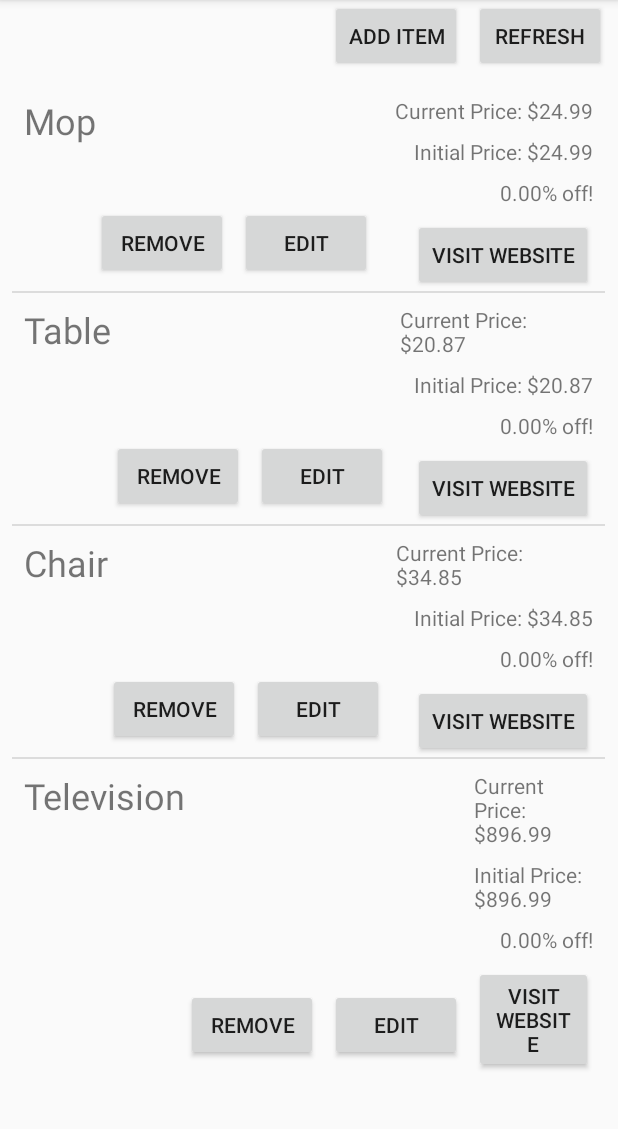
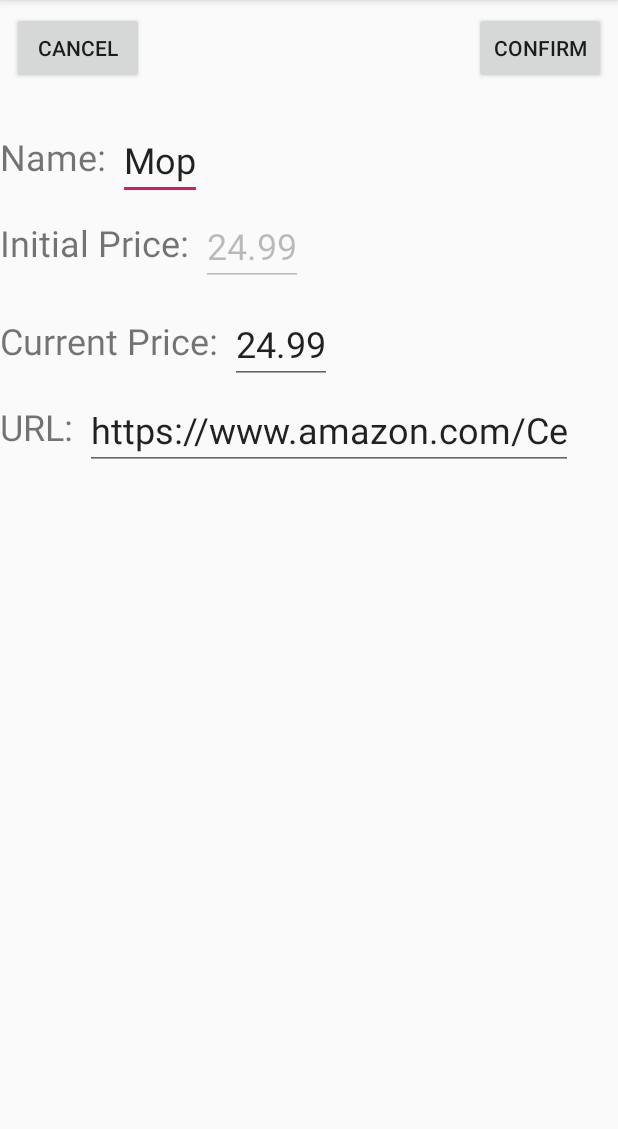
Before and after one commit to isaigonz48/MyPriceWatcher, an Android app: the MainActivity screen opened directly, with no data from a screen before it, after a tap on "EDIT", on a phone screen of 412 x 824 dp, the part 84-1213 px from its top. Run offline under Robolectric (Android 15) with nearby library versions, the phone set to English and light mode, and no system bars; 2 other taps on this screen came first.

Commit message:
Editing and adding items is complete

```diff
--- a/app/src/main/AndroidManifest.xml
+++ b/app/src/main/AndroidManifest.xml
@@ -9,7 +9,7 @@
         android:roundIcon="@mipmap/ic_launcher_round"
         android:supportsRtl="true"
         android:theme="@style/AppTheme">
-        <activity android:name=".addEditItemActivity"></activity>
+
         <activity android:name=".MainActivity">
             <intent-filter>
                 <action android:name="android.intent.action.MAIN" />
@@ -24,6 +24,7 @@
             </intent-filter>
         </activity>
         <activity android:name=".DetailedItemActivity" />
+        <activity android:name=".addEditItemActivity"/>
     </application>
 
 </manifest>
--- a/app/src/main/java/edu/utep/cs/cs4330/mypricewatcher/DetailedItemActivity.java
+++ b/app/src/main/java/edu/utep/cs/cs4330/mypricewatcher/DetailedItemActivity.java
@@ -54,7 +54,7 @@ public class DetailedItemActivity extends AppCompatActivity {
         });
         removeButton.setOnClickListener(view ->{
             Intent result = new Intent();
-            result.setData(Uri.parse("ITEM_DELETED"));
+            result.setData(Uri.parse("LIST_CHANGE"));
             setResult(RESULT_OK, result);
             list.remove(item);
             finish();
--- a/app/src/main/java/edu/utep/cs/cs4330/mypricewatcher/MainActivity.java
+++ b/app/src/main/java/edu/utep/cs/cs4330/mypricewatcher/MainActivity.java
@@ -76,8 +76,12 @@ public class MainActivity extends AppCompatActivity {
 
 
             Button editButton = itemView.findViewById(R.id.editButton);
-                editButton.setOnClickListener(view ->{
+            editButton.setOnClickListener(view ->{
+                Intent i = new Intent(this.context, addEditItemActivity.class);
+                i.putExtra("adding", false);
+                i.putExtra("itemPosition", position);
 
+                startActivityForResult(i, 1);
             });
 
             Button removeButton = itemView.findViewById(R.id.removeButton);
@@ -103,7 +107,7 @@ public class MainActivity extends AppCompatActivity {
         if(requestCode == 1 && resultCode == RESULT_OK){
             String resultString = result.getData().toString();
 
-            if(resultString.equals("ITEM_DELETED")){
+            if(resultString.equals("LIST_CHANGE")){
                 itemAdapter.notifyDataSetChanged();
             }
         }
@@ -157,18 +161,21 @@ public class MainActivity extends AppCompatActivity {
         addButton.setOnClickListener(view -> {
             Intent i = new Intent(this, addEditItemActivity.class);
             i.putExtra("adding", true);
-            startActivity(i);
+            startActivityForResult(i,1);
         });
 
         ///// Gets the url that was shared and sets it as new url
-        /*String action = getIntent().getAction();
+        String action = getIntent().getAction();
         String type = getIntent().getType();
         if (Intent.ACTION_SEND.equalsIgnoreCase(action)
                 && type != null && ("text/plain".equals(type))){
             String url = getIntent().getStringExtra(Intent.EXTRA_TEXT);
-            //item1.setURL(url);
+            Intent i = new Intent(this, addEditItemActivity.class);
+            i.putExtra("sharedUrl", url);
+            i.putExtra("adding", true);
+            startActivityForResult(i, 1);
 
-        }*/
+        }
 
     }
 }
--- a/app/src/main/java/edu/utep/cs/cs4330/mypricewatcher/addEditItemActivity.java
+++ b/app/src/main/java/edu/utep/cs/cs4330/mypricewatcher/addEditItemActivity.java
@@ -1,8 +1,11 @@
 package edu.utep.cs.cs4330.mypricewatcher;
 
 import android.content.Intent;
+import android.net.Uri;
 import android.support.v7.app.AppCompatActivity;
 import android.os.Bundle;
+import android.text.Editable;
+import android.text.TextWatcher;
 import android.widget.Button;
 import android.widget.EditText;
 
@@ -15,6 +18,10 @@ public class addEditItemActivity extends AppCompatActivity {
 
     Button cancelButton;
     Button confirmButton;
+
+    int pos;
+    Item editItem;
+    ItemList list;
 
     @Override
     protected void onCreate(Bundle savedInstanceState) {
@@ -29,18 +36,49 @@ public class addEditItemActivity extends AppCompatActivity {
         curPrice = findViewById(R.id.curPrice);
         itemUrl = findViewById(R.id.itemUrl);
 
-        int pos;
-        Item item;
+        list = ItemList.getInstance();
+
         if(adding == false){
             pos = i.getIntExtra("itemPosition", 0);
-            ItemList list = ItemList.getInstance();
-            item = list.get(pos);
+            editItem = list.get(pos);
 
-            itemName.setText(item.getName());
-            initPrice.setText(String.format("%.02f", item.getInitPrice()));
-            curPrice.setText(String.format("%.02f", item.getCurPrice()));
-            itemUrl.setText(item.getUrl());
+            itemName.setText(editItem.getName());
+            initPrice.setText(String.format("%.02f", editItem.getInitPrice()));
+            curPrice.setText(String.format("%.02f", editItem.getCurPrice()));
+            itemUrl.setText(editItem.getUrl());
+
+            initPrice.setEnabled(false);
+        }else{
+            if(i.getStringExtra("sharedUrl") != null){
+                String sharedUrl = i.getStringExtra("sharedUrl");
+                itemUrl.setText(sharedUrl);
+            }
         }
+
+        /*String action = getIntent().getAction();
+        String type = getIntent().getType();
+        if (Intent.ACTION_SEND.equalsIgnoreCase(action)
+                && type != null && ("text/plain".equals(type))){
+            String url = getIntent().getStringExtra(Intent.EXTRA_TEXT);
+            itemUrl.setText(url);
+        }*/
+
+        initPrice.addTextChangedListener(new TextWatcher() {
+            @Override
+            public void beforeTextChanged(CharSequence s, int start, int count, int after) {
+
+            }
+
+            @Override
+            public void onTextChanged(CharSequence s, int start, int before, int count) {
+                curPrice.setText(initPrice.getText());
+            }
+
+            @Override
+            public void afterTextChanged(Editable s) {
+
+            }
+        });
 
         cancelButton = findViewById(R.id.cancelButton);
         confirmButton = findViewById(R.id.confirmButton);
@@ -48,5 +86,29 @@ public class addEditItemActivity extends AppCompatActivity {
         cancelButton.setOnClickListener(view ->{
             finish();
         });
+
+        confirmButton.setOnClickListener(view ->{
+            if(adding == true){
+                Item newItem = new Item(itemName.getText().toString(), Double.parseDouble(initPrice.getText().toString()), itemUrl.getText().toString());
+                newItem.setCurPrice(Double.parseDouble(curPrice.getText().toString()));
+                list.add(newItem);
+
+                Intent result = new Intent();
+                result.setData(Uri.parse("LIST_CHANGE"));
+                setResult(RESULT_OK, result);
+                finish();
+            }else{
+                //int pos = i.getIntExtra("itemPosition", 0);
+                //Item item = list.get(pos);
+                editItem.setName(itemName.getText().toString());
+                editItem.setCurPrice(Double.parseDouble(curPrice.getText().toString()));
+                editItem.setURL(itemUrl.getText().toString());
+
+                Intent result = new Intent();
+                result.setData(Uri.parse("LIST_CHANGE"));
+                setResult(RESULT_OK, result);
+                finish();
+            }
+        });
     }
 }
--- a/app/src/main/res/layout/activity_add_edit_item.xml
+++ b/app/src/main/res/layout/activity_add_edit_item.xml
@@ -11,10 +11,10 @@
         android:layout_width="wrap_content"
         android:layout_height="wrap_content"
         android:layout_marginStart="8dp"
-        android:layout_marginTop="8dp"
+        android:layout_marginTop="24dp"
         android:text="Name"
         android:textSize="24sp"
-        app:layout_constraintStart_toStartOf="parent"
+        app:layout_constraintStart_toEndOf="@+id/itemNameText"
         app:layout_constraintTop_toBottomOf="@+id/cancelButton" />
 
     <EditText
@@ -22,10 +22,11 @@
         android:layout_width="wrap_content"
         android:layout_height="wrap_content"
         android:layout_marginStart="8dp"
-        android:layout_marginTop="8dp"
+        android:layout_marginTop="4dp"
+        android:inputType="numberDecimal"
         android:text="0.00"
         android:textSize="24sp"
-        app:layout_constraintStart_toStartOf="parent"
+        app:layout_constraintStart_toEndOf="@+id/initPriceText"
         app:layout_constraintTop_toBottomOf="@id/itemName" />
 
     <EditText
@@ -33,10 +34,11 @@
         android:layout_width="wrap_content"
         android:layout_height="wrap_content"
         android:layout_marginStart="8dp"
-        android:layout_marginTop="8dp"
+        android:layout_marginTop="12dp"
+        android:inputType="numberDecimal"
         android:text="0.00"
         android:textSize="24sp"
-        app:layout_constraintStart_toStartOf="parent"
+        app:layout_constraintStart_toEndOf="@+id/curPriceText"
         app:layout_constraintTop_toBottomOf="@id/initPrice" />
 
     <EditText
@@ -44,10 +46,12 @@
         android:layout_width="wrap_content"
         android:layout_height="wrap_content"
         android:layout_marginStart="8dp"
-        android:layout_marginTop="8dp"
+        android:layout_marginTop="4dp"
+        android:inputType="text"
+        android:maxWidth="325dp"
         android:text="URL"
         android:textSize="24sp"
-        app:layout_constraintStart_toStartOf="parent"
+        app:layout_constraintStart_toEndOf="@+id/itemUrlText"
         app:layout_constraintTop_toBottomOf="@id/curPrice" />
 
     <Button
@@ -70,4 +74,44 @@
         app:layout_constraintEnd_toEndOf="parent"
         app:layout_constraintTop_toTopOf="parent" />
 
+    <TextView
+        android:id="@+id/itemNameText"
+        android:layout_width="wrap_content"
+        android:layout_height="wrap_content"
+        android:layout_marginTop="8dp"
+        android:text="@string/editName"
+        android:textSize="24sp"
+        app:layout_constraintTop_toTopOf="@+id/itemName"
+        tools:layout_editor_absoluteX="8dp" />
+
+    <TextView
+        android:id="@+id/initPriceText"
+        android:layout_width="wrap_content"
+        android:layout_height="wrap_content"
+        android:layout_marginTop="8dp"
+        android:text="@string/editInitial"
+        android:textSize="24sp"
+        app:layout_constraintTop_toTopOf="@+id/initPrice"
+        tools:layout_editor_absoluteX="7dp" />
+
+    <TextView
+        android:id="@+id/curPriceText"
+        android:layout_width="wrap_content"
+        android:layout_height="wrap_content"
+        android:layout_marginTop="8dp"
+        android:text="@string/editCurrent"
+        android:textSize="24sp"
+        app:layout_constraintTop_toTopOf="@+id/curPrice"
+        tools:layout_editor_absoluteX="8dp" />
+
+    <TextView
+        android:id="@+id/itemUrlText"
+        android:layout_width="wrap_content"
+        android:layout_height="wrap_content"
+        android:layout_marginTop="8dp"
+        android:text="@string/editUrl"
+        android:textSize="24sp"
+        app:layout_constraintTop_toTopOf="@+id/itemUrl"
+        tools:layout_editor_absoluteX="8dp" />
+
 </android.support.constraint.ConstraintLayout>
--- a/app/src/main/res/layout/item_list.xml
+++ b/app/src/main/res/layout/item_list.xml
@@ -1,8 +1,10 @@
 <?xml version="1.0" encoding="utf-8"?>
-<LinearLayout xmlns:android="http://schemas.android.com/apk/res/android"
+<android.support.constraint.ConstraintLayout xmlns:android="http://schemas.android.com/apk/res/android"
+    xmlns:app="http://schemas.android.com/apk/res-auto"
+    xmlns:tools="http://schemas.android.com/tools"
     android:layout_width="match_parent"
-    android:layout_height="wrap_content"
-    android:orientation="horizontal">
+    android:layout_height="match_parent"
+    >
 
 
     <TextView
@@ -13,75 +15,71 @@
         android:layout_marginTop="8dp"
         android:text="@string/broom"
         android:textSize="24sp"
-         />
+        app:layout_constraintStart_toStartOf="parent"
+        app:layout_constraintTop_toTopOf="parent" />
 
     <Button
         android:id="@+id/removeButton"
-        android:layout_gravity="bottom"
         android:layout_width="wrap_content"
         android:layout_height="wrap_content"
-        android:layout_marginTop="8dp"
-        android:layout_marginEnd="8dp"
+        android:layout_gravity="bottom"
+        android:layout_marginStart="16dp"
         android:text="@string/Remove"
-        />
+        app:layout_constraintBottom_toBottomOf="@+id/editButton"
+        app:layout_constraintStart_toEndOf="@+id/editButton" />
 
     <Button
         android:id="@+id/editButton"
-        android:layout_gravity="bottom"
         android:layout_width="wrap_content"
         android:layout_height="wrap_content"
-        android:layout_marginTop="8dp"
-        android:layout_marginEnd="8dp"
+        android:layout_gravity="bottom"
+        android:layout_marginStart="16dp"
         android:text="@string/Edit"
-        />
+        app:layout_constraintBottom_toBottomOf="@+id/itemLink"
+        app:layout_constraintStart_toEndOf="@+id/itemLink" />
 
-    <LinearLayout
-        android:layout_width="match_parent"
-        android:layout_height="wrap_content"
-        android:orientation="vertical">
 
     <TextView
         android:id="@+id/curPrice"
-            android:layout_gravity="right"
         android:layout_width="wrap_content"
         android:layout_height="wrap_content"
-            android:layout_marginTop="8dp"
-            android:layout_marginEnd="8dp"
+        android:layout_gravity="right"
+        android:layout_marginStart="16dp"
         android:text="Current Price: 20"
-            />
+        app:layout_constraintBottom_toBottomOf="@+id/initPrice"
+        app:layout_constraintStart_toEndOf="@+id/initPrice" />
 
     <TextView
         android:id="@+id/initPrice"
-            android:layout_gravity="right"
         android:layout_width="wrap_content"
         android:layout_height="wrap_content"
+        android:layout_gravity="right"
+        android:layout_marginStart="8dp"
         android:layout_marginTop="8dp"
-            android:layout_marginEnd="8dp"
         android:text="Initial Price: 30"
-            />
+        app:layout_constraintStart_toStartOf="parent"
+        app:layout_constraintTop_toBottomOf="@+id/itemName" />
+
     <TextView
         android:id="@+id/percentageOff"
-            android:layout_gravity="right"
         android:layout_width="wrap_content"
         android:layout_height="wrap_content"
-            android:layout_marginTop="8dp"
-            android:layout_marginEnd="8dp"
+        android:layout_gravity="right"
+        android:layout_marginStart="16dp"
         android:text="0.00 off!"
-            />
+        app:layout_constraintBottom_toBottomOf="@+id/curPrice"
+        app:layout_constraintStart_toEndOf="@+id/curPrice" />
 
     <Button
         android:id="@+id/itemLink"
-            android:layout_gravity="right"
         android:layout_width="wrap_content"
         android:layout_height="wrap_content"
+        android:layout_gravity="right"
         android:layout_marginTop="8dp"
-            android:layout_marginEnd="8dp"
         android:text="@string/visit_website"
-            />
+        app:layout_constraintTop_toBottomOf="@+id/initPrice"
+        tools:layout_editor_absoluteX="9dp" />
 
 
 
-    </LinearLayout>
-
-
-</LinearLayout>
+</android.support.constraint.ConstraintLayout>
--- a/app/src/main/res/values/strings.xml
+++ b/app/src/main/res/values/strings.xml
@@ -7,4 +7,8 @@
     <string name="Edit">Edit</string>
     <string name="Add">Add</string>
     <string name="AddItem">Add Item</string>
+    <string name="editName">Name:</string>
+    <string name="editInitial">Initial Price:</string>
+    <string name="editCurrent">Current Price:</string>
+    <string name="editUrl">URL:</string>
 </resources>
```
Lines whose indentation alone changed are shown as unchanged.
